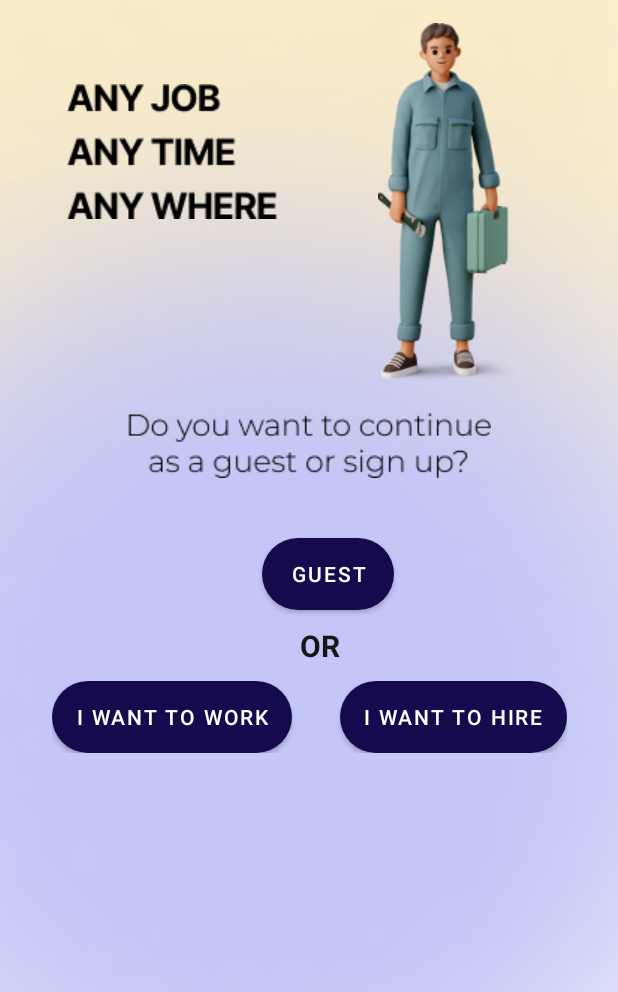
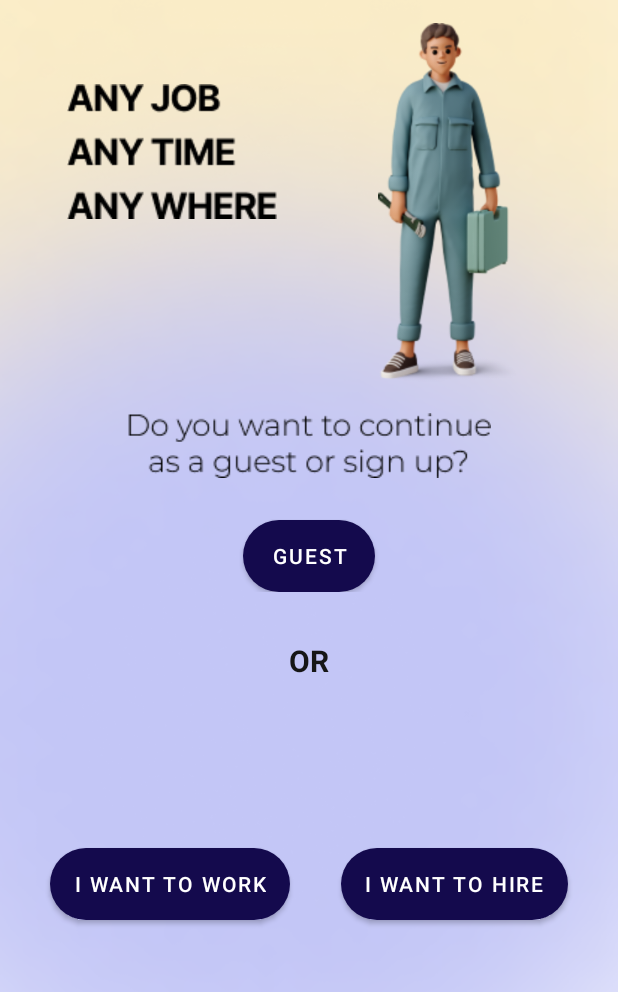
Before and after one commit to Eranda-Abewardhana/Idealize-SkillNet, an Android app: the OptionActivity screen opened directly, with no data from a screen before it, on a phone screen of 412 x 824 dp, the part 244-1236 px from its top. Run offline under Robolectric (Android 15) with nearby library versions, the phone set to English and light mode, and no system bars; our stand-ins replace Firebase (no records; nobody signed in at launch, a user with empty details on screens opened directly).

Commit message:
pages combined

```diff
--- a/app/src/main/AndroidManifest.xml
+++ b/app/src/main/AndroidManifest.xml
@@ -17,7 +17,7 @@
         android:theme="@style/Theme.SkillNet"
         tools:targetApi="31">
         <activity
-            android:name=".Activities.LandingActivity"
+            android:name=".Activities.LoginActivity"
             android:exported="false" />
         <activity
             android:name=".Activities.OptionActivity"
@@ -32,7 +32,7 @@
             android:name=".Activities.SettingsActivity"
             android:exported="false" />
         <activity
-            android:name=".Activities.LoginActivity"
+            android:name=".Activities.LandingActivity"
             android:exported="true">
             <intent-filter>
                 <action android:name="android.intent.action.MAIN" />
--- a/app/src/main/java/com/example/skillnet/Activities/LandingActivity.java
+++ b/app/src/main/java/com/example/skillnet/Activities/LandingActivity.java
@@ -2,6 +2,8 @@ package com.example.skillnet.Activities;
 
 import androidx.appcompat.app.AppCompatActivity;
 import com.example.skillnet.R;
+import com.google.firebase.auth.FirebaseAuth;
+import com.google.firebase.auth.FirebaseUser;
 
 import android.content.Intent;
 import android.os.Bundle;
@@ -15,6 +17,13 @@ public class LandingActivity extends AppCompatActivity {
         super.onCreate(savedInstanceState);
         setContentView(R.layout.activity_landing);
 
+        FirebaseAuth mAuth = FirebaseAuth.getInstance();
+        FirebaseUser currentUser = mAuth.getCurrentUser();
+        if (currentUser != null) {
+            Intent intent = new Intent(getApplicationContext(), MainActivity.class);
+            startActivity(intent);
+            finish();
+        }
         // Find the button by its ID
         Button continueButton = findViewById(R.id.button2);
 
--- a/app/src/main/java/com/example/skillnet/Activities/LoginActivity.java
+++ b/app/src/main/java/com/example/skillnet/Activities/LoginActivity.java
@@ -67,7 +67,7 @@ public class LoginActivity extends AppCompatActivity {
         // Back button click listener
         back.setOnClickListener(v -> {
             user = auth.getCurrentUser();
-            if (user == null) {
+            if (user != null) {
                 Intent intent = new Intent(getApplicationContext(), MainActivity.class);
                 GlobalVariables.addAccount = false;
                 startActivity(intent);
--- a/app/src/main/java/com/example/skillnet/Activities/OptionActivity.java
+++ b/app/src/main/java/com/example/skillnet/Activities/OptionActivity.java
@@ -3,7 +3,10 @@ package com.example.skillnet.Activities;
 import androidx.appcompat.app.AppCompatActivity;
 import com.example.skillnet.R;
 
+import android.content.Intent;
 import android.os.Bundle;
+import android.view.View;
+import android.widget.Button;
 
 public class OptionActivity extends AppCompatActivity {
 
@@ -11,5 +14,38 @@ public class OptionActivity extends AppCompatActivity {
     protected void onCreate(Bundle savedInstanceState) {
         super.onCreate(savedInstanceState);
         setContentView(R.layout.activity_option);
+
+        // Get references to the buttons
+        Button guestButton = findViewById(R.id.button3);
+        Button workButton = findViewById(R.id.button4);
+        Button hireButton = findViewById(R.id.button5);
+
+        // Set click listeners for each button
+        guestButton.setOnClickListener(new View.OnClickListener() {
+            @Override
+            public void onClick(View v) {
+                getSupportFragmentManager().popBackStack();
+            }
+        });
+
+        workButton.setOnClickListener(new View.OnClickListener() {
+            @Override
+            public void onClick(View v) {
+                // Handle I want to work button click
+                Intent workIntent = new Intent(OptionActivity.this, SignupActivity.class);
+                workIntent.putExtra("isWorker", true);
+                startActivity(workIntent);
+            }
+        });
+
+        hireButton.setOnClickListener(new View.OnClickListener() {
+            @Override
+            public void onClick(View v) {
+                // Handle I want to hire button click
+                Intent hireIntent = new Intent(OptionActivity.this, SignupActivity.class);
+                hireIntent.putExtra("isWorker", false);
+                startActivity(hireIntent);
+            }
+        });
     }
 }
--- a/app/src/main/java/com/example/skillnet/Activities/SignupActivity.java
+++ b/app/src/main/java/com/example/skillnet/Activities/SignupActivity.java
@@ -73,6 +73,9 @@ public class SignupActivity extends AppCompatActivity {
         progressBar = findViewById(R.id.progressbar);
         button = findViewById(R.id.SignupButton);
         tvAlreadyHaveAccount = findViewById(R.id.tv_already_have_account);
+
+        Intent newintent = getIntent();
+        boolean isWorker = newintent.getBooleanExtra("isWorker", false);
 
         CircleImageView circleImageView = findViewById(R.id.circleImageView);
 
@@ -171,7 +174,7 @@ public class SignupActivity extends AppCompatActivity {
                                             DocumentReference documentReference2 = fStore.collection("users").document(maxPCode);
                                             Map<String, Object> user2 = new HashMap<>();
                                             user2.put("imageUrl", "");
-                                            user2.put("isworker", false);
+                                            user2.put("isworker", isWorker);
                                             user2.put("name", fullName);
                                             user2.put("pCode", maxPCode);
                                             user2.put("stars", 0);
--- a/app/src/main/res/layout/activity_landing.xml
+++ b/app/src/main/res/layout/activity_landing.xml
@@ -45,7 +45,7 @@
         android:layout_height="wrap_content"
         android:orientation="vertical"
         android:gravity="center_horizontal"
-        android:layout_marginTop="20dp"
+        android:layout_marginTop="50dp"
         android:layout_marginBottom="20dp">
 
         <ImageView
--- a/app/src/main/res/layout/activity_option.xml
+++ b/app/src/main/res/layout/activity_option.xml
@@ -83,10 +83,12 @@
 
     <!-- Vertical Linear Layout for Guest Button and OR Text and Horizontal Buttons -->
     <LinearLayout
-        android:layout_width="wrap_content"
-        android:layout_height="wrap_content"
+        android:layout_width="match_parent"
+        android:layout_height="0dp"
+        android:layout_marginTop="20dp"
+        android:layout_marginBottom="16dp"
         android:orientation="vertical"
-        android:layout_marginTop="20dp"
+        app:layout_constraintBottom_toBottomOf="parent"
         app:layout_constraintEnd_toEndOf="parent"
         app:layout_constraintStart_toStartOf="parent"
         app:layout_constraintTop_toBottomOf="@+id/imageView19">
@@ -94,85 +96,71 @@
         <!-- Guest Button -->
 
         <!-- OR Text -->
-        <Button
-            android:id="@+id/button3"
-            android:layout_width="wrap_content"
-            android:layout_height="wrap_content"
-            android:layout_marginStart="140dp"
-            android:layout_marginTop="20dp"
-            android:background="@drawable/button_background2"
-            android:text="Guest" />
+        <androidx.constraintlayout.widget.ConstraintLayout
+            android:layout_width="match_parent"
+            android:layout_height="wrap_content">
 
-        <TextView
-            android:id="@+id/textView18"
-            android:layout_width="wrap_content"
-            android:layout_height="wrap_content"
-            android:layout_marginStart="165dp"
-            android:layout_marginTop="10dp"
-            android:text="OR"
-            android:textColor="@color/lite_black"
-            android:textSize="20sp"
-            android:textStyle="bold" />
+            <Button
+                android:id="@+id/button3"
+                android:layout_width="wrap_content"
+                android:layout_height="wrap_content"
+                android:layout_marginTop="8dp"
+                android:background="@drawable/button_background2"
+                android:text="Guest"
+                app:layout_constraintEnd_toEndOf="parent"
+                app:layout_constraintHorizontal_bias="0.5"
+                app:layout_constraintStart_toStartOf="parent"
+                app:layout_constraintTop_toTopOf="parent" />
+
+        </androidx.constraintlayout.widget.ConstraintLayout>
 
         <!-- Horizontal Linear Layout for Work and Hire Buttons -->
-        <LinearLayout
-            android:layout_width="wrap_content"
-            android:layout_height="wrap_content"
-            android:orientation="horizontal"
-            android:layout_marginTop="10dp">
+        <androidx.constraintlayout.widget.ConstraintLayout
+            android:layout_width="match_parent"
+            android:layout_height="match_parent">
 
             <Button
                 android:id="@+id/button4"
                 android:layout_width="wrap_content"
                 android:layout_height="wrap_content"
-                android:layout_marginEnd="16dp"
+                android:layout_marginBottom="32dp"
                 android:background="@drawable/button_background2"
-                android:text="I want to work" />
+                android:text="I want to work"
+                app:layout_constraintBottom_toBottomOf="parent"
+                app:layout_constraintEnd_toStartOf="@+id/button5"
+                app:layout_constraintHorizontal_bias="0.5"
+                app:layout_constraintStart_toStartOf="parent" />
 
             <Button
                 android:id="@+id/button5"
                 android:layout_width="wrap_content"
+                android:layout_height="0dp"
+                android:layout_marginBottom="32dp"
+                android:background="@drawable/button_background2"
+                android:text="I want to hire"
+                app:layout_constraintBottom_toBottomOf="parent"
+                app:layout_constraintEnd_toEndOf="parent"
+                app:layout_constraintHorizontal_bias="0.5"
+                app:layout_constraintStart_toEndOf="@+id/button4" />
+
+            <TextView
+                android:id="@+id/textView18"
+                android:layout_width="0dp"
                 android:layout_height="wrap_content"
-                android:layout_marginStart="16dp"
-                android:background="@drawable/button_background2"
-                android:text="I want to hire" />
-        </LinearLayout>
+                android:layout_marginTop="32dp"
+                android:text="OR"
+                android:textAlignment="center"
+                android:textColor="@color/lite_black"
+                android:textSize="20sp"
+                android:textStyle="bold"
+                app:layout_constraintEnd_toEndOf="parent"
+                app:layout_constraintHorizontal_bias="0.5"
+                app:layout_constraintStart_toStartOf="parent"
+                app:layout_constraintTop_toTopOf="parent" />
+        </androidx.constraintlayout.widget.ConstraintLayout>
+
     </LinearLayout>
 
     <!-- Tab Layout at the Bottom -->
-    <com.google.android.material.tabs.TabLayout
-        android:id="@+id/tab_layout"
-        android:layout_width="match_parent"
-        android:layout_height="wrap_content"
-        android:background="@drawable/rounded_tab_layout"
-        android:visibility="gone"
-        app:layout_constraintBottom_toBottomOf="parent"
-        app:layout_constraintEnd_toEndOf="parent"
-        app:layout_constraintStart_toStartOf="parent"
-        app:tabGravity="fill"
-        app:tabIndicatorColor="@android:color/black"
-        app:tabIndicatorGravity="top"
-        app:tabMode="fixed">
-
-        <com.google.android.material.tabs.TabItem
-            android:layout_width="wrap_content"
-            android:layout_height="wrap_content"
-            android:icon="@drawable/home" />
-
-        <com.google.android.material.tabs.TabItem
-            android:layout_width="wrap_content"
-            android:layout_height="wrap_content"
-            android:icon="@drawable/robot" />
-
-        <com.google.android.material.tabs.TabItem
-            android:layout_width="wrap_content"
-            android:layout_height="wrap_content"
-            android:icon="@drawable/application" />
-
-        <com.google.android.material.tabs.TabItem
-            android:layout_width="wrap_content"
-            android:layout_height="wrap_content"
-            android:icon="@drawable/profile" />
-    </com.google.android.material.tabs.TabLayout>
 
 </androidx.constraintlayout.widget.ConstraintLayout>
```
